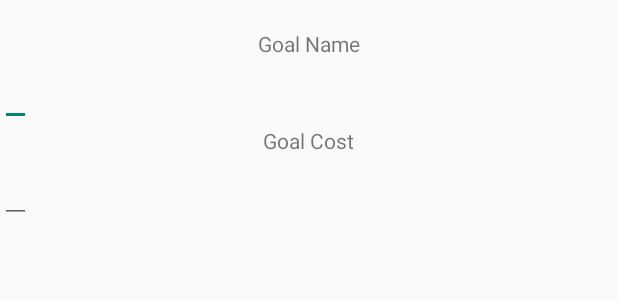
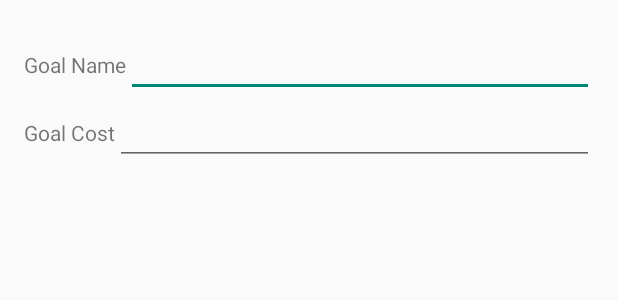
Before and after one commit to AndroidAtelier/lunch-in, an Android app: the layout dialog_goal.xml on its own in the app's theme, with its tools: preview values and no code run, on a phone screen of 412 x 824 dp. Shown: the top 300 px of the screen. Run offline under Robolectric (Android 15) with nearby library versions, the light colour scheme and no system bars.

Commit message:
I changed the layout of the goal screen just a little.
Is there a way to make this fill the whole screen instead of being a teeny tiny window?

```diff
--- a/app/src/main/res/layout/dialog_goal.xml
+++ b/app/src/main/res/layout/dialog_goal.xml
@@ -1,33 +1,52 @@
 <?xml version="1.0" encoding="utf-8"?>
 <LinearLayout xmlns:android="http://schemas.android.com/apk/res/android"
+    android:paddingLeft="@dimen/activity_horizontal_margin"
+    android:paddingRight="@dimen/activity_horizontal_margin"
     android:orientation="vertical"
     android:layout_width="match_parent"
     android:layout_height="match_parent"
     >
+
     <TextView
         android:id="@+id/dialog_goal_title"
-        android:layout_width="match_parent"
+        android:layout_width="fill_parent"
         android:layout_height="wrap_content"
         />
+
+    <LinearLayout android:layout_width="fill_parent"
+        android:layout_height="wrap_content"
+        android:orientation="horizontal">
+        <TextView
+            android:layout_width="wrap_content"
+            android:layout_height="wrap_content"
+            android:text="@string/goal_name"
+            />
+        <EditText
+            android:layout_width="0dp"
+            android:layout_height="wrap_content"
+            android:layout_weight="1"
+            android:inputType="textNoSuggestions"
+            />
+    </LinearLayout>
+
+    <LinearLayout android:layout_width="fill_parent"
+        android:layout_height="wrap_content"
+        android:orientation="horizontal"
+        >
 
         <TextView
             android:layout_width="wrap_content"
             android:layout_height="wrap_content"
-        android:layout_gravity="center"
-        android:text="@string/goal_name"
-        />
-    <EditText
-        android:layout_width="wrap_content"
-        android:layout_height="wrap_content"
-        />
-    <TextView
-        android:layout_width="wrap_content"
-        android:layout_height="wrap_content"
-        android:layout_gravity="center"
             android:text="@string/goal_cost"
             />
+
         <EditText
-        android:layout_width="wrap_content"
+            android:layout_width="0dp"
             android:layout_height="wrap_content"
+            android:inputType="numberDecimal"
+            android:layout_weight="1"
             />
+
     </LinearLayout>
+
+</LinearLayout>
```
Lines whose indentation alone changed are shown as unchanged.
